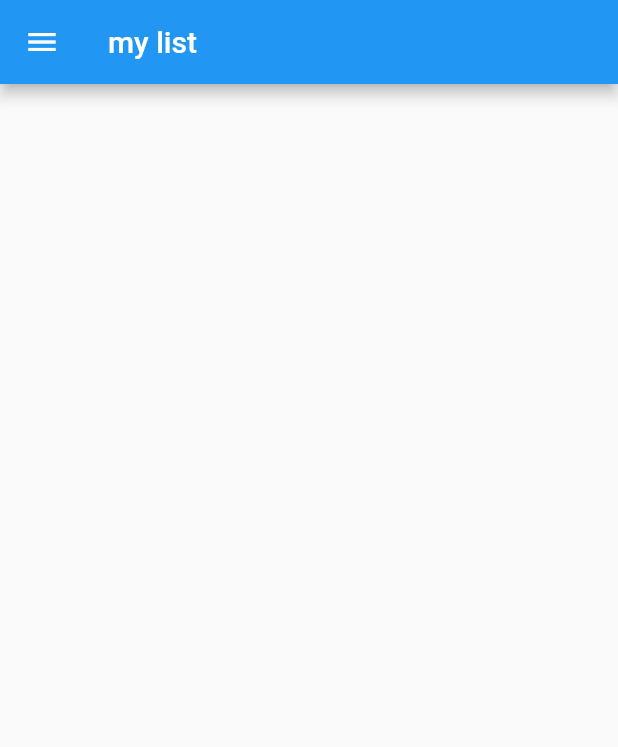
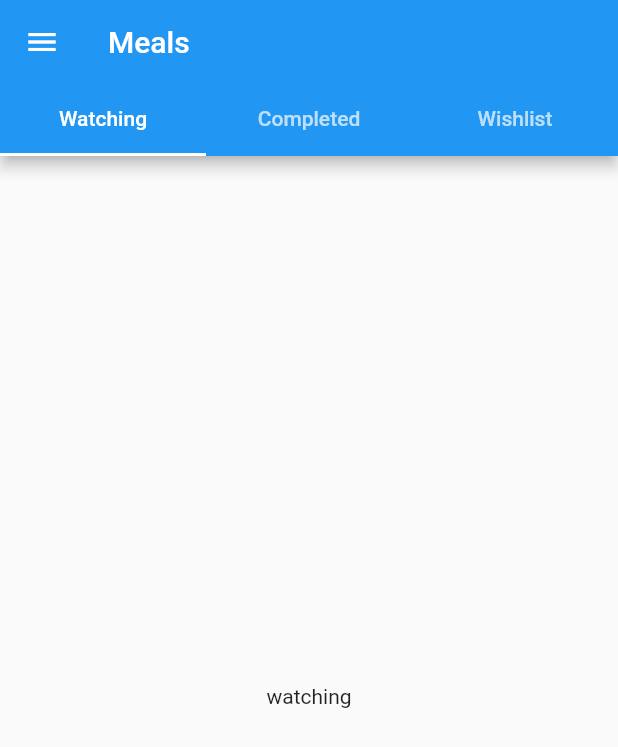
Before and after one commit to adaltrev/DIMA-Project-2022, a Flutter app: the screen it shows after launch, on a phone screen of 412 x 824 dp. Shown: the top 747 px of the screen. Run offline on Flutter 3.47's test engine with Material 2 defaults, Android fonts, the phone set to English and light mode, and no system bars.

Commit message:
added tab bar

```diff
--- a/lib/main.dart
+++ b/lib/main.dart
@@ -1,3 +1,4 @@
+import 'package:dima_project/screens/ListScreen.dart';
 import 'package:dima_project/screens/SearchScreen.dart';
 import 'package:flutter/material.dart';
 
@@ -27,7 +28,7 @@
         // is not restarted.
         primarySwatch: Colors.blue,
       ),
-      home: const MyListScreen(),
+      home: const ListScreen(),
       initialRoute: '/',
       routes: {
         SearchScreen.routeName: (ctx) => const SearchScreen(),
--- /dev/null
+++ b/lib/screens/ListScreen.dart
@@ -0,0 +1,50 @@
+import 'package:dima_project/screens/CompletedScreen.dart';
+import 'package:dima_project/screens/MyListScreen.dart';
+import 'package:dima_project/screens/WatchingScreen.dart';
+import 'package:dima_project/screens/WishlistScreen.dart';
+import 'package:flutter/material.dart';
+
+import '../widgets/MainDrawer.dart';
+
+class ListScreen extends StatefulWidget {
+  const ListScreen({Key? key}) : super(key: key);
+
+  @override
+  State<ListScreen> createState() => _ListScreenState();
+}
+
+class _ListScreenState extends State<ListScreen> {
+  @override
+  Widget build(BuildContext context) {
+    return DefaultTabController(
+      length: 3,
+      // initialIndex: 0,
+      child: Scaffold(
+        appBar: AppBar(
+          title: Text('Meals'),
+          bottom: TabBar(
+            tabs: <Widget>[
+              Tab(
+                text: 'Watching',
+              ),
+              Tab(
+                text: 'Completed',
+              ),
+              Tab(
+                text: 'Wishlist',
+              ),
+            ],
+          ),
+        ),
+        drawer: MainDrawer(),
+        body: TabBarView(
+          children: <Widget>[
+            WatchingScreen(),
+            CompletedScreen(),
+            WishlistScreen(),
+          ],
+        ),
+      ),
+    );
+  }
+}
--- /dev/null
+++ b/lib/screens/WatchingScreen.dart
@@ -0,0 +1,18 @@
+import 'package:flutter/material.dart';
+
+class WatchingScreen extends StatefulWidget {
+  const WatchingScreen({Key? key}) : super(key: key);
+
+  @override
+  State<WatchingScreen> createState() => _WatchingScreenState();
+}
+
+class _WatchingScreenState extends State<WatchingScreen> {
+  @override
+  Widget build(BuildContext context) {
+    return Container(
+      alignment: Alignment.center,
+      child: const Text("watching"),
+    );
+  }
+}
```
Also changed, not shown: lib/screens/CompletedScreen.dart (added, +18 -0 lines), lib/screens/WishlistScreen.dart (added, +18 -0 lines).
